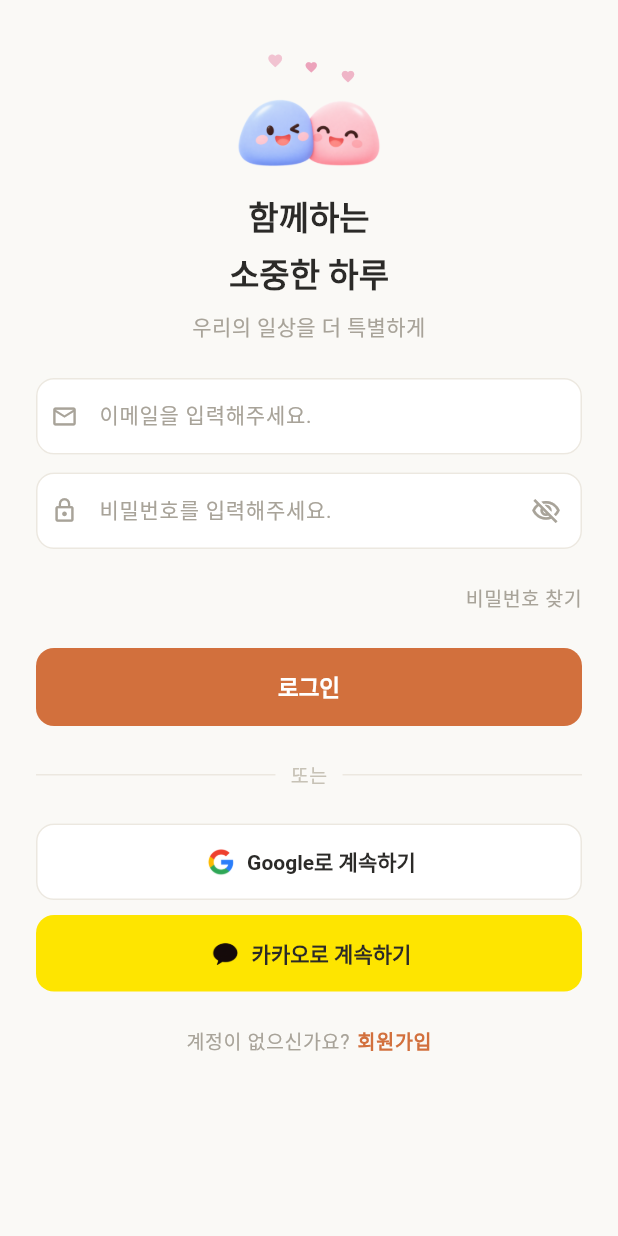
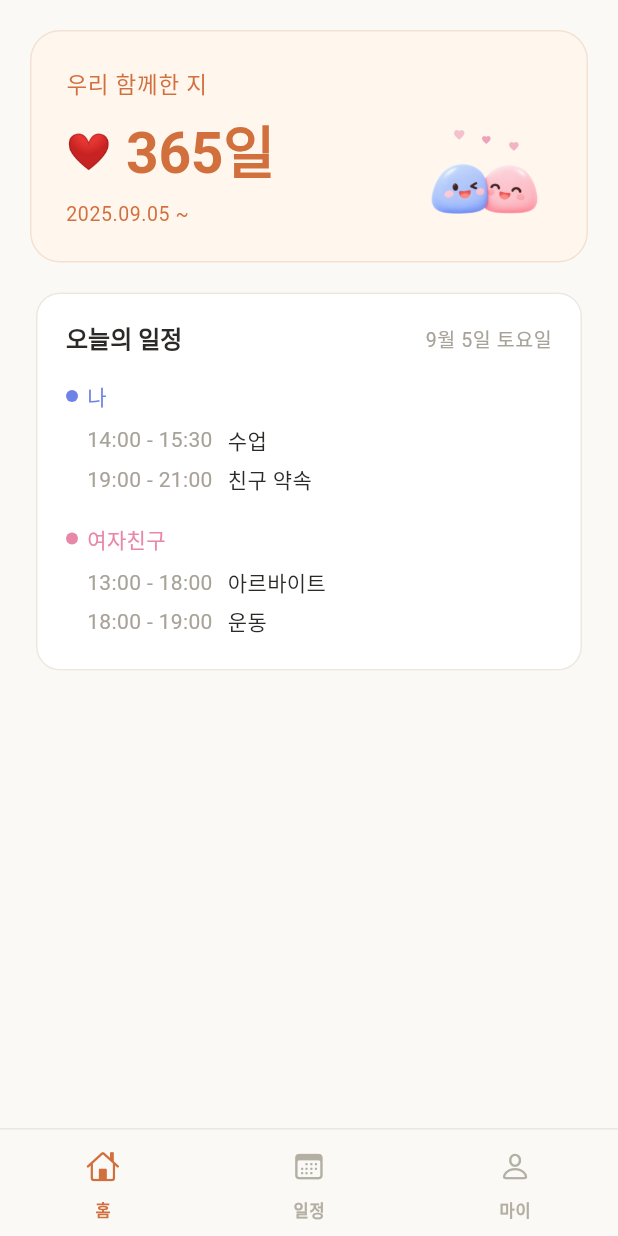
Before and after one commit to kobeay/couple-schedule-app, a Flutter app: the screen it shows after launch, on a phone screen of 412 x 824 dp. Run offline on Flutter 3.47's test engine with Material 3 defaults, Android fonts, the phone set to English and light mode, and no system bars; our stand-ins replace flutter_riverpod; Roboto replaces fonts that are missing (Pretendard).

Commit message:
feat: 홈 화면 UI 구현 (#4)

```diff
--- /dev/null
+++ b/lib/app/widgets/app_bottom_navigation_bar.dart
@@ -0,0 +1,72 @@
+import 'package:couple_schedule_app/app/theme/app_colors.dart';
+import 'package:flutter/cupertino.dart';
+import 'package:flutter/material.dart';
+
+class AppBottomNavigationBar extends StatelessWidget {
+  const AppBottomNavigationBar({
+    super.key,
+    required this.selectedIndex,
+    required this.onDestinationSelected,
+  });
+
+  final int selectedIndex;
+  final ValueChanged<int> onDestinationSelected;
+
+  @override
+  Widget build(BuildContext context) {
+    final theme = Theme.of(context);
+    final textTheme = theme.textTheme;
+
+    return DecoratedBox(
+      position: DecorationPosition.foreground,
+      decoration: const BoxDecoration(
+        border: Border(top: BorderSide(color: AppColors.outline)),
+      ),
+      child: NavigationBarTheme(
+        data: NavigationBarThemeData(
+          backgroundColor: AppColors.background,
+          // 내가 정한 배경색 위에 마음대로 색조 덧씌우기 X
+          surfaceTintColor: Colors.transparent,
+          // 하단 네비게이션 바를 평평하게 보이도록 함
+          elevation: 0,
+          height: 72,
+          // 선택된 아이콘 뒤에 둥근 배경 제거
+          indicatorColor: Colors.transparent,
+          // 하단 아이콘 아래의 글자를 항상 보여라
+          labelBehavior: NavigationDestinationLabelBehavior.alwaysShow,
+          //
+          iconTheme: WidgetStateProperty.resolveWith<IconThemeData>(
+            (states) => IconThemeData(
+              size: 22,
+              color: states.contains(WidgetState.selected)
+                  ? theme.colorScheme.primary
+                  : AppColors.navigationInactive,
+            ),
+          ),
+          labelTextStyle: WidgetStateProperty.resolveWith<TextStyle>(
+            (states) => textTheme.labelSmall!.copyWith(
+              color: states.contains(WidgetState.selected)
+                  ? theme.colorScheme.primary
+                  : AppColors.navigationInactive,
+            ),
+          ),
+        ),
+        child: NavigationBar(
+          selectedIndex: selectedIndex,
+          onDestinationSelected: onDestinationSelected,
+          destinations: const [
+            NavigationDestination(icon: Icon(CupertinoIcons.house), label: '홈'),
+            NavigationDestination(
+              icon: Icon(CupertinoIcons.calendar),
+              label: '일정',
+            ),
+            NavigationDestination(
+              icon: Icon(CupertinoIcons.person),
+              label: '마이',
+            ),
+          ],
+        ),
+      ),
+    );
+  }
+}
--- a/lib/features/auth/presentation/widgets/login_couple_animation.dart
+++ b/lib/app/widgets/couple_animation.dart
@@ -3,14 +3,14 @@ import 'dart:math' as math;
 import 'package:couple_schedule_app/app/theme/app_colors.dart';
 import 'package:flutter/material.dart';
 
-class LoginCoupleAnimation extends StatefulWidget {
-  const LoginCoupleAnimation({super.key});
+class CoupleAnimation extends StatefulWidget {
+  const CoupleAnimation({super.key});
 
   @override
-  State<LoginCoupleAnimation> createState() => _LoginCoupleAnimationState();
+  State<CoupleAnimation> createState() => CoupleAnimationState();
 }
 
-class _LoginCoupleAnimationState extends State<LoginCoupleAnimation>
+class CoupleAnimationState extends State<CoupleAnimation>
     with SingleTickerProviderStateMixin {
   late final AnimationController _controller;
 
--- a/lib/features/auth/presentation/pages/login_page.dart
+++ b/lib/features/auth/presentation/pages/login_page.dart
@@ -1,6 +1,8 @@
 import 'package:couple_schedule_app/app/theme/app_colors.dart';
+import 'package:couple_schedule_app/features/auth/presentation/pages/sign_up_page.dart';
 import 'package:couple_schedule_app/features/auth/presentation/widgets/auth_field.dart';
-import 'package:couple_schedule_app/features/auth/presentation/widgets/login_couple_animation.dart';
+import 'package:couple_schedule_app/app/widgets/couple_animation.dart';
+import 'package:couple_schedule_app/features/home/presentation/pages/home_page.dart';
 import 'package:flutter/material.dart';
 import 'package:flutter_riverpod/flutter_riverpod.dart';
 
@@ -33,7 +35,7 @@ class _LoginPageState extends ConsumerState<LoginPage> {
               children: [
                 Column(
                   children: [
-                    const LoginCoupleAnimation(),
+                    const CoupleAnimation(),
 
                     const SizedBox(height: 10),
 
@@ -91,7 +93,14 @@ class _LoginPageState extends ConsumerState<LoginPage> {
 
                 const SizedBox(height: 24),
 
-                FilledButton(onPressed: () {}, child: const Text('로그인')),
+                FilledButton(
+                  // 인증 연동 전 홈 화면 확인용 이동입니다.
+                  onPressed: () => Navigator.push(
+                    context,
+                    MaterialPageRoute(builder: (context) => const HomePage()),
+                  ),
+                  child: const Text('로그인'),
+                ),
 
                 const SizedBox(height: 24),
 
@@ -172,7 +181,14 @@ class _LoginPageState extends ConsumerState<LoginPage> {
                     ),
                     const SizedBox(width: 5),
                     TextButton(
-                      onPressed: () {},
+                      onPressed: () {
+                        Navigator.push(
+                          context,
+                          MaterialPageRoute(
+                            builder: (context) => const SignUpPage(),
+                          ),
+                        );
+                      },
                       style: linkStyle.copyWith(
                         textStyle: WidgetStatePropertyAll(
                           textTheme.labelMedium,
--- /dev/null
+++ b/lib/features/home/presentation/pages/home_page.dart
@@ -0,0 +1,160 @@
+import 'package:couple_schedule_app/app/widgets/app_bottom_navigation_bar.dart';
+import 'package:couple_schedule_app/app/widgets/couple_animation.dart';
+import 'package:couple_schedule_app/app/theme/app_colors.dart';
+import 'package:couple_schedule_app/features/home/presentation/widgets/schedule_group.dart';
+import 'package:couple_schedule_app/features/home/presentation/widgets/schedule_row.dart';
+import 'package:flutter/material.dart';
+import 'package:flutter_riverpod/flutter_riverpod.dart';
+
+class HomePage extends ConsumerStatefulWidget {
+  const HomePage({super.key});
+
+  @override
+  ConsumerState<HomePage> createState() => _HomePageState();
+}
+
+class _HomePageState extends ConsumerState<HomePage> {
+  @override
+  Widget build(BuildContext context) {
+    final theme = Theme.of(context);
+    final textTheme = theme.textTheme;
+
+    return Scaffold(
+      body: SafeArea(
+        child: SingleChildScrollView(
+          child: Padding(
+            padding: const EdgeInsetsGeometry.fromLTRB(20, 20, 20, 32),
+            child: Column(
+              crossAxisAlignment: CrossAxisAlignment.stretch,
+              children: [
+                Card(
+                  margin: EdgeInsets.zero,
+                  color: theme.colorScheme.primaryContainer,
+                  shape: RoundedRectangleBorder(
+                    borderRadius: BorderRadius.circular(20),
+                    side: const BorderSide(
+                      color: AppColors.primaryContainerOutline,
+                    ),
+                  ),
+                  child: Padding(
+                    padding: const EdgeInsetsGeometry.all(24),
+                    child: Row(
+                      children: [
+                        Expanded(
+                          child: Column(
+                            crossAxisAlignment: CrossAxisAlignment.start,
+                            children: [
+                              Text(
+                                '우리 함께한 지',
+                                style: textTheme.bodyLarge?.copyWith(
+                                  color: theme.colorScheme.primary,
+                                ),
+                              ),
+                              const SizedBox(height: 10),
+                              Row(
+                                children: [
+                                  const Text(
+                                    '❤️',
+                                    style: TextStyle(fontSize: 24),
+                                  ),
+                                  const SizedBox(width: 10),
+                                  Text(
+                                    '365일',
+                                    style: textTheme.displayLarge?.copyWith(
+                                      color: theme.colorScheme.primary,
+                                    ),
+                                  ),
+                                ],
+                              ),
+                              const SizedBox(height: 10),
+                              Text(
+                                '2025.09.05 ~ ',
+                                style: textTheme.bodySmall?.copyWith(
+                                  color: theme.colorScheme.primary,
+                                ),
+                              ),
+                            ],
+                          ),
+                        ),
+
+                        const SizedBox(width: 8),
+
+                        const SizedBox(
+                          width: 90,
+                          height: 104,
+                          child: FittedBox(
+                            fit: BoxFit.contain,
+                            alignment: Alignment.bottomCenter,
+                            child: SizedBox(
+                              width: 120,
+                              height: 100,
+                              child: CoupleAnimation(),
+                            ),
+                          ),
+                        ),
+                      ],
+                    ),
+                  ),
+                ),
+
+                const SizedBox(height: 16),
+
+                Card(
+                  child: Padding(
+                    padding: const EdgeInsets.all(20),
+                    child: Column(
+                      crossAxisAlignment: CrossAxisAlignment.stretch,
+                      children: [
+                        Row(
+                          children: [
+                            Expanded(
+                              child: Text(
+                                '오늘의 일정',
+                                style: textTheme.headlineSmall,
+                              ),
+                            ),
+                            Text(
+                              '9월 5일 토요일',
+                              style: textTheme.bodySmall?.copyWith(
+                                color: AppColors.textTertiary,
+                              ),
+                            ),
+                          ],
+                        ),
+                        const SizedBox(height: 16),
+                        ScheduleGroup(
+                          name: '나',
+                          color: AppColors.mySchedule,
+                          children: [
+                            ScheduleRow(time: '14:00 - 15:30', title: '수업'),
+                            ScheduleRow(time: '19:00 - 21:00', title: '친구 약속'),
+                          ],
+                        ),
+                        const SizedBox(height: 16),
+                        ScheduleGroup(
+                          name: '여자친구',
+                          color: AppColors.partnerSchedule,
+                          children: [
+                            ScheduleRow(time: '13:00 - 18:00', title: '아르바이트'),
+                            ScheduleRow(time: '18:00 - 19:00', title: '운동'),
+                          ],
+                        ),
+                      ],
+                    ),
+                  ),
+                ),
+              ],
+            ),
+          ),
+        ),
+      ),
+
+      bottomNavigationBar: AppBottomNavigationBar(
+        selectedIndex: 0,
+        onDestinationSelected: (index) {
+          // TODO: 화면 이동 구현
+        },
+      ),
+    );
+  }
+}
--- /dev/null
+++ b/lib/features/home/presentation/widgets/schedule_group.dart
@@ -0,0 +1,44 @@
+import 'package:flutter/material.dart';
+
+class ScheduleGroup extends StatelessWidget {
+  final String name;
+  final Color color;
+  final List<Widget> children;
+
+  const ScheduleGroup({
+    super.key,
+    required this.name,
+    required this.color,
+    required this.children,
+  });
+
+  @override
+  Widget build(BuildContext context) {
+    return Column(
+      crossAxisAlignment: CrossAxisAlignment.start,
+      children: [
+        Row(
+          children: [
+            Container(
+              width: 8,
+              height: 8,
+              decoration: BoxDecoration(color: color, shape: BoxShape.circle),
+            ),
+            const SizedBox(width: 6),
+            Text(
+              name,
+              style: Theme.of(
+                context,
+              ).textTheme.bodyMedium?.copyWith(color: color),
+            ),
+          ],
+        ),
+        const SizedBox(height: 6),
+        Padding(
+          padding: const EdgeInsets.only(left: 14),
+          child: Column(children: children),
+        ),
+      ],
+    );
+  }
+}
--- /dev/null
+++ b/lib/features/home/presentation/widgets/schedule_row.dart
@@ -0,0 +1,30 @@
+import 'package:flutter/material.dart';
+import 'package:couple_schedule_app/app/theme/app_colors.dart';
+
+class ScheduleRow extends StatelessWidget {
+  final String time;
+  final String title;
+
+  const ScheduleRow({super.key, required this.time, required this.title});
+
+  @override
+  Widget build(BuildContext context) {
+    final textTheme = Theme.of(context).textTheme;
+
+    return Padding(
+      padding: const EdgeInsets.symmetric(vertical: 3),
+      child: Row(
+        children: [
+          Text(
+            time,
+            style: textTheme.bodyMedium?.copyWith(
+              color: AppColors.textTertiary,
+            ),
+          ),
+          const SizedBox(width: 10),
+          Text(title, style: textTheme.bodyMedium),
+        ],
+      ),
+    );
+  }
+}
--- a/lib/main.dart
+++ b/lib/main.dart
@@ -1,5 +1,5 @@
 import 'package:couple_schedule_app/app/theme/app_theme.dart';
-import 'package:couple_schedule_app/features/auth/presentation/pages/login_page.dart';
+import 'package:couple_schedule_app/features/home/presentation/pages/home_page.dart';
 import 'package:flutter/material.dart';
 import 'package:flutter/services.dart';
 import 'package:flutter_riverpod/flutter_riverpod.dart';
@@ -25,7 +25,7 @@ class MyApp extends StatelessWidget {
       debugShowCheckedModeBanner: false,
       title: 'Couple Schedule',
       theme: AppTheme.light,
-      home: LoginPage(),
+      home: HomePage(),
     );
   }
 }
```
